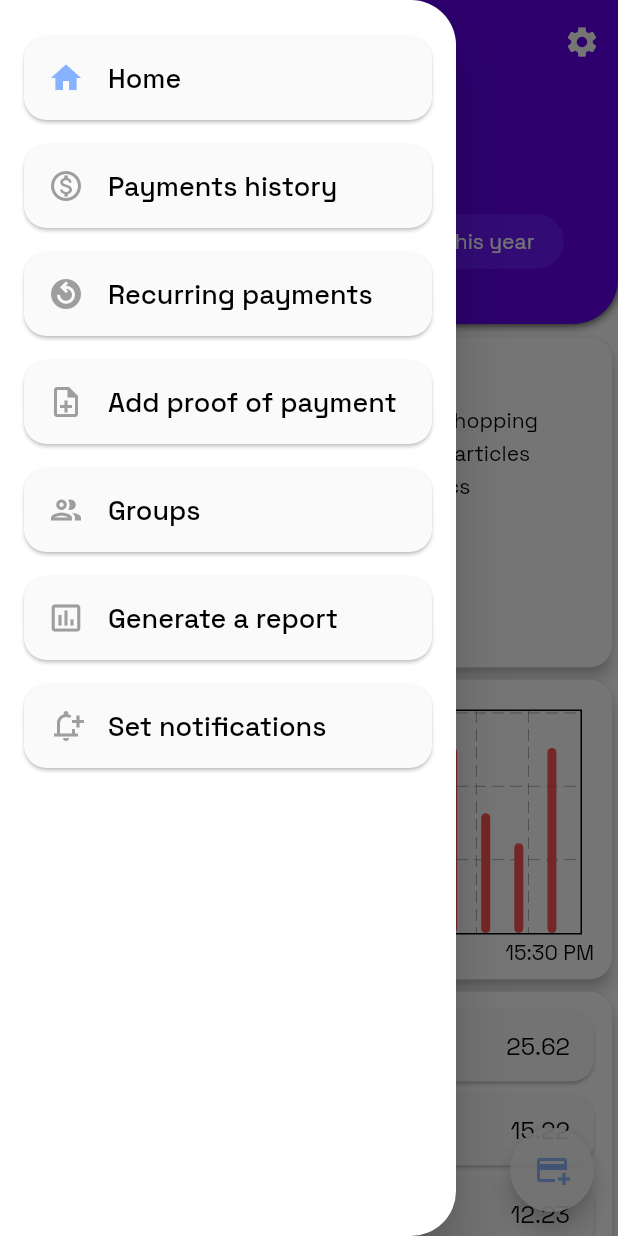
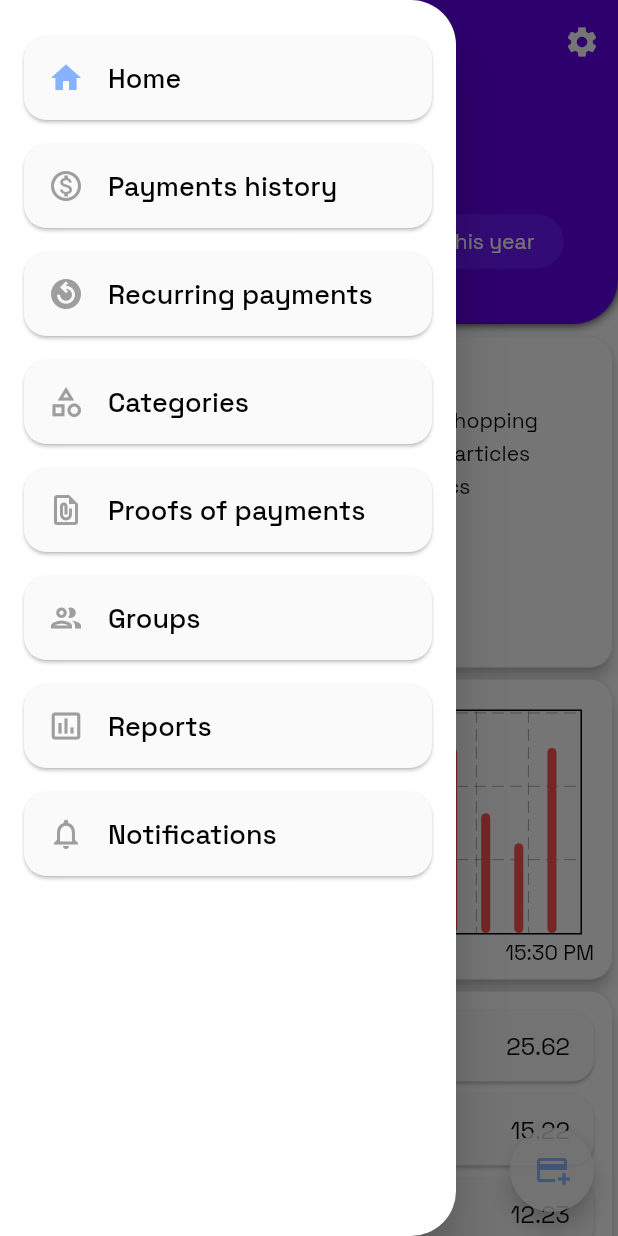
Before and after one commit to justdodo27/financepal, a Flutter app: the screen it shows after launch, with the side drawer open, on a phone screen of 412 x 824 dp. Run offline on Flutter 3.47's test engine with Material 2 defaults, Android fonts, the phone set to English and light mode, and no system bars; drawn by our look-alikes of fl_chart; our stand-ins replace google_fonts, shared_preferences.

Commit message:
Configure main page

```diff
--- a/frontend/lib/pages/main_page/components/main_drawer.dart
+++ b/frontend/lib/pages/main_page/components/main_drawer.dart
@@ -2,10 +2,12 @@ import 'package:flutter/material.dart';
 
 class MainDrawer extends StatelessWidget {
   final int activePage;
+  final Function(int value) onTabSelected;
 
   const MainDrawer({
     super.key,
     required this.activePage,
+    required this.onTabSelected,
   });
 
   @override
@@ -27,49 +29,80 @@ class MainDrawer extends StatelessWidget {
               baseIcon: Icons.home_outlined,
               activeIcon: Icons.home,
               label: 'Home',
-              onPressed: () {},
+              onPressed: () {
+                onTabSelected(0);
+                Navigator.of(context).pop();
+              },
             ),
             DrawerOption(
               isActive: activePage == 1,
               baseIcon: Icons.monetization_on_outlined,
               activeIcon: Icons.monetization_on,
               label: 'Payments history',
-              onPressed: () {},
+              onPressed: () {
+                onTabSelected(1);
+                Navigator.of(context).pop();
+              },
             ),
             DrawerOption(
               isActive: activePage == 2,
               baseIcon: Icons.replay_circle_filled_outlined,
               activeIcon: Icons.replay,
               label: 'Recurring payments',
-              onPressed: () {},
+              onPressed: () {
+                onTabSelected(2);
+                Navigator.of(context).pop();
+              },
             ),
             DrawerOption(
               isActive: activePage == 3,
-              baseIcon: Icons.note_add_outlined,
-              activeIcon: Icons.note_add,
-              label: 'Add proof of payment',
-              onPressed: () {},
+              baseIcon: Icons.category_outlined,
+              activeIcon: Icons.category,
+              label: 'Categories',
+              onPressed: () {
+                onTabSelected(3);
+                Navigator.of(context).pop();
+              },
             ),
             DrawerOption(
               isActive: activePage == 4,
+              baseIcon: Icons.file_present_outlined,
+              activeIcon: Icons.file_present_rounded,
+              label: 'Proofs of payments',
+              onPressed: () {
+                onTabSelected(4);
+                Navigator.of(context).pop();
+              },
+            ),
+            DrawerOption(
+              isActive: activePage == 5,
               baseIcon: Icons.group_outlined,
               activeIcon: Icons.group,
               label: 'Groups',
-              onPressed: () {},
-            ),
-            DrawerOption(
-              isActive: activePage == 5,
-              baseIcon: Icons.insert_chart_outlined,
-              activeIcon: Icons.insert_chart,
-              label: 'Generate a report',
-              onPressed: () {},
+              onPressed: () {
+                onTabSelected(5);
+                Navigator.of(context).pop();
+              },
             ),
             DrawerOption(
               isActive: activePage == 6,
-              baseIcon: Icons.notification_add_outlined,
-              activeIcon: Icons.notification_add,
-              label: 'Set notifications',
-              onPressed: () {},
+              baseIcon: Icons.insert_chart_outlined,
+              activeIcon: Icons.insert_chart,
+              label: 'Reports',
+              onPressed: () {
+                onTabSelected(6);
+                Navigator.of(context).pop();
+              },
+            ),
+            DrawerOption(
+              isActive: activePage == 7,
+              baseIcon: Icons.notifications_outlined,
+              activeIcon: Icons.notifications,
+              label: 'Notifications',
+              onPressed: () {
+                onTabSelected(7);
+                Navigator.of(context).pop();
+              },
             ),
           ],
         ),
--- a/frontend/lib/pages/main_page/main_page.dart
+++ b/frontend/lib/pages/main_page/main_page.dart
@@ -1,5 +1,12 @@
 import 'package:flutter/material.dart';
+import 'package:frontend/pages/categories_page/categories_page.dart';
+import 'package:frontend/pages/groups_page/groups_page.dart';
 import 'package:frontend/pages/home_page/home_page.dart';
+import 'package:frontend/pages/notifications_page/notifications_page.dart';
+import 'package:frontend/pages/payment_history_page/payment_history_page.dart';
+import 'package:frontend/pages/proofs_of_payments_page/proofs_of_payments_page.dart';
+import 'package:frontend/pages/recurring_payments_page/recurring_payments_page.dart';
+import 'package:frontend/pages/reports_page/reports_page.dart';
 import 'package:frontend/pages/settings_page/settings_page.dart';
 
 import '../../utils/custom_router.dart';
@@ -43,23 +50,28 @@ class _HomePageState extends State<MainPage> {
         ),
         drawer: MainDrawer(
           activePage: pageSelected,
+          onTabSelected: (value) => _pageController.jumpToPage(value),
         ),
         body: PageView(
+          controller: _pageController,
+          physics: const NeverScrollableScrollPhysics(),
           onPageChanged: (value) {
             setState(() => pageSelected = value);
           },
           children: const [
             HomePage(),
-            Center(child: Text('Payments history')),
-            Center(child: Text('Recurring payments')),
-            Center(child: Text('Add proof of payment')),
-            Center(child: Text('Groups')),
-            Center(child: Text('Generate a report')),
-            Center(child: Text('Set notifications')),
+            PaymentHistoryPage(),
+            RecurringPaymentsPage(),
+            CategoriesPage(),
+            ProofsOfPaymentsPage(),
+            GroupsPage(),
+            ReportsPage(),
+            NotificationsPage(),
           ],
         ),
-        floatingActionButton: Opacity(
-          opacity: 0.9,
+        floatingActionButton: [0, 1, 2].contains(pageSelected)
+            ? Opacity(
+                opacity: 0.85,
                 child: FloatingActionButton(
                   onPressed: () {},
                   child: Icon(
@@ -67,7 +79,8 @@ class _HomePageState extends State<MainPage> {
                     color: Theme.of(context).colorScheme.tertiary,
                   ),
                 ),
-        ),
+              )
+            : null,
       ),
     );
   }
```
Lines whose indentation alone changed are shown as unchanged.
